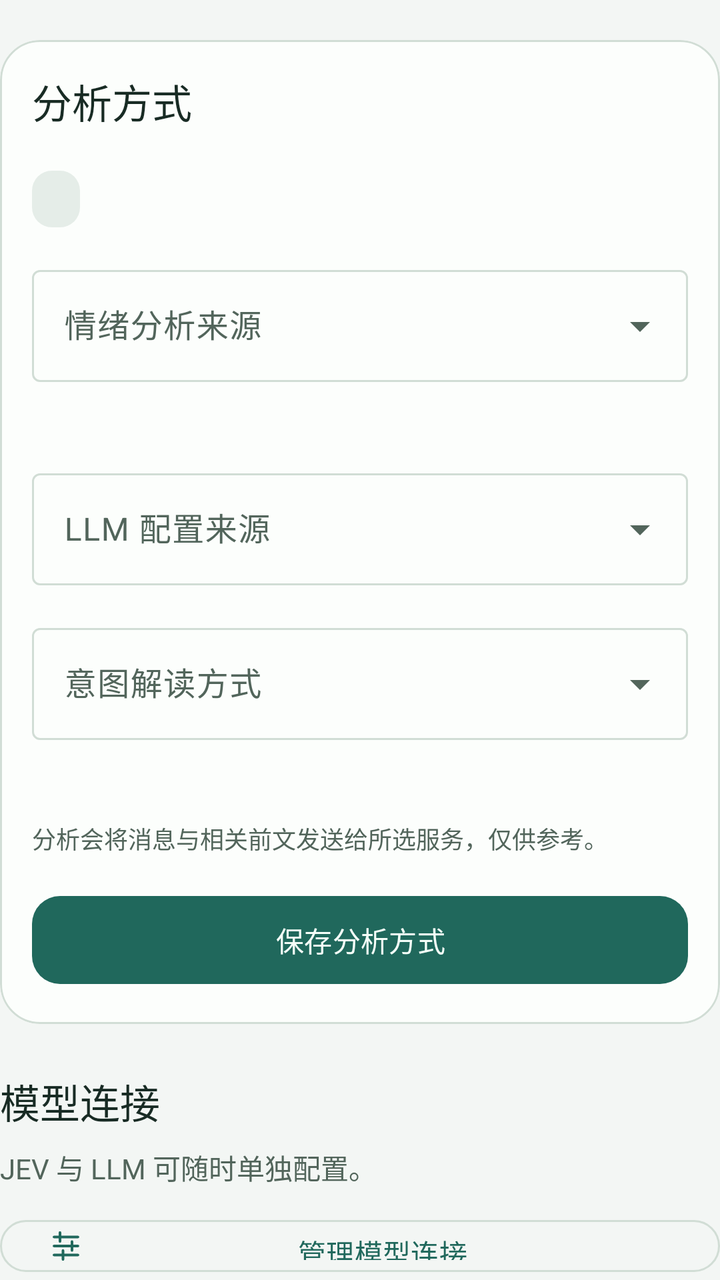
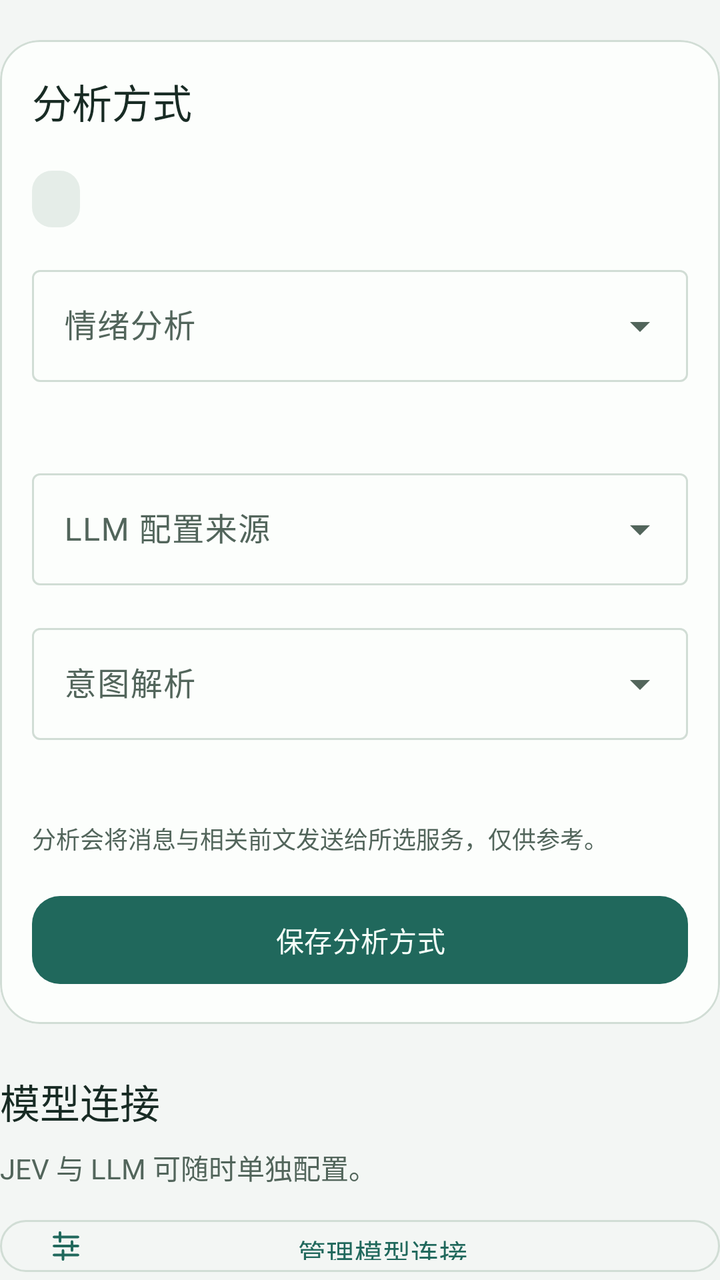

An Android layout rendered at two revisions. The XML below is the earlier revision; the diff shows what the commit changed to produce the second picture.
<!-- AndroidManifest.xml: application theme Theme.WeChatMood -->
<!-- res/layout/intent_settings.xml -->
<?xml version="1.0" encoding="utf-8"?>
<LinearLayout xmlns:android="http://schemas.android.com/apk/res/android" xmlns:app="http://schemas.android.com/apk/res-auto" android:layout_width="match_parent" android:layout_height="wrap_content" android:orientation="vertical">
    <com.google.android.material.card.MaterialCardView style="@style/Yanwai.SettingsCard">
    <LinearLayout android:layout_width="match_parent" android:layout_height="wrap_content" android:orientation="vertical" android:padding="16dp">
    <TextView style="@style/Yanwai.Section" android:layout_marginTop="0dp" android:text="分析方式" />
    <TextView android:id="@+id/intentStatus" style="@style/Yanwai.Badge" android:layout_marginTop="12dp" android:accessibilityLiveRegion="polite" />
    <com.google.android.material.textfield.TextInputLayout android:id="@+id/emotionSourceLayout" style="@style/Widget.Material3.TextInputLayout.OutlinedBox.ExposedDropdownMenu" android:layout_width="match_parent" android:layout_height="wrap_content" android:layout_marginTop="16dp" android:hint="情绪分析来源">
        <com.google.android.material.textfield.MaterialAutoCompleteTextView android:id="@+id/emotionSource" android:layout_width="match_parent" android:layout_height="wrap_content" android:minHeight="56dp" android:inputType="none" android:saveEnabled="false" android:importantForAutofill="no" />
    </com.google.android.material.textfield.TextInputLayout>
    <TextView android:id="@+id/emotionHint" style="@style/Yanwai.Caption" android:layout_marginTop="8dp" />
    <com.google.android.material.textfield.TextInputLayout android:id="@+id/configSourceLayout" style="@style/Widget.Material3.TextInputLayout.OutlinedBox.ExposedDropdownMenu" android:layout_width="match_parent" android:layout_height="wrap_content" android:layout_marginTop="16dp" android:hint="LLM 配置来源">
        <com.google.android.material.textfield.MaterialAutoCompleteTextView android:id="@+id/configSource" android:layout_width="match_parent" android:layout_height="wrap_content" android:minHeight="56dp" android:inputType="none" android:saveEnabled="false" android:importantForAutofill="no" />
    </com.google.android.material.textfield.TextInputLayout>
    <LinearLayout android:id="@+id/reusedConfigPanel" android:layout_width="match_parent" android:layout_height="wrap_content" android:orientation="vertical" android:visibility="gone">
        <TextView android:id="@+id/reusedConfigStatus" style="@style/Yanwai.Badge" android:layout_marginTop="12dp" />
        <com.google.android.material.button.MaterialButton android:id="@+id/editReplyConfig" style="@style/Yanwai.Button.Text" android:text="配置回复模型" />
    </LinearLayout>
    <com.google.android.material.textfield.TextInputLayout android:id="@+id/intentRouteLayout" style="@style/Widget.Material3.TextInputLayout.OutlinedBox.ExposedDropdownMenu" android:layout_width="match_parent" android:layout_height="wrap_content" android:layout_marginTop="16dp" android:hint="意图解读方式">
        <com.google.android.material.textfield.MaterialAutoCompleteTextView android:id="@+id/intentRoute" android:layout_width="match_parent" android:layout_height="wrap_content" android:minHeight="56dp" android:inputType="none" android:saveEnabled="false" android:importantForAutofill="no" />
    </com.google.android.material.textfield.TextInputLayout>
    <TextView android:id="@+id/routeHint" style="@style/Yanwai.Caption" android:layout_marginTop="8dp" />
    <TextView style="@style/Yanwai.Caption" android:layout_marginTop="16dp" android:text="分析会将消息与相关前文发送给所选服务，仅供参考。" />
    <com.google.android.material.button.MaterialButton android:id="@+id/saveIntent" style="@style/Yanwai.Button" android:layout_marginTop="16dp" android:text="保存分析方式" />
    </LinearLayout>
    </com.google.android.material.card.MaterialCardView>
    <TextView style="@style/Yanwai.Section" android:text="模型连接" android:layout_marginTop="24dp" />
    <TextView android:id="@+id/connectionSummary" style="@style/Yanwai.Body" android:text="JEV 与 LLM 可随时单独配置。" />
    <com.google.android.material.button.MaterialButton android:id="@+id/openModelSettings" style="@style/Yanwai.Button.Outline" android:layout_marginTop="12dp" android:text="管理模型连接" app:icon="@drawable/ic_settings" />
</LinearLayout>
<!-- resources referenced by this layout -->
<resources>
  <!-- drawable ic_settings (drawable) -->
  <vector xmlns:android="http://schemas.android.com/apk/res/android" android:width="24dp" android:height="24dp" android:viewportWidth="24" android:viewportHeight="24">
      <path android:pathData="M4,6H20M4,12H20M4,18H20M8,3V9M16,9V15M10,15V21" android:fillColor="@android:color/transparent" android:strokeColor="@color/text_secondary" android:strokeWidth="1.7" android:strokeLineCap="round" android:strokeLineJoin="round" />
  </vector>
  <style name="Yanwai.Body" parent="">
          <item name="android:layout_width">match_parent</item>
          <item name="android:layout_height">wrap_content</item>
          <item name="android:textSize">14sp</item>
          <item name="android:textColor">@color/text_secondary</item>
          <item name="android:lineSpacingExtra">3dp</item>
      </style>
  <style name="Yanwai.Button" parent="Widget.Material3.Button">
          <item name="android:layout_width">match_parent</item>
          <item name="android:layout_height">wrap_content</item>
          <item name="android:minHeight">52dp</item>
          <item name="cornerRadius">14dp</item>
          <item name="android:textSize">14sp</item>
          <item name="android:textAllCaps">false</item>
      </style>
  <style name="Yanwai.Button.Outline" parent="Widget.Material3.Button.OutlinedButton">
          <item name="android:layout_width">match_parent</item>
          <item name="android:layout_height">wrap_content</item>
          <item name="android:minHeight">52dp</item>
          <item name="cornerRadius">14dp</item>
          <item name="android:textAllCaps">false</item>
      </style>
  <style name="Yanwai.Button.Text" parent="Widget.Material3.Button.TextButton">
          <item name="android:layout_width">match_parent</item>
          <item name="android:layout_height">wrap_content</item>
          <item name="android:minHeight">48dp</item>
          <item name="android:textAllCaps">false</item>
      </style>
  <style name="Yanwai.Caption" parent="Yanwai.Body">
          <item name="android:textSize">12sp</item>
      </style>
  <style name="Yanwai.Section" parent="Yanwai.Body">
          <item name="android:textSize">20sp</item>
          <item name="android:fontFamily">sans-serif-medium</item>
          <item name="android:textColor">@color/text_primary</item>
          <item name="android:layout_marginTop">32dp</item>
          <item name="android:layout_marginBottom">8dp</item>
          <item name="android:accessibilityHeading">true</item>
      </style>
  <style name="Yanwai.SettingsCard" parent="Widget.Material3.CardView.Outlined">
          <item name="android:layout_width">match_parent</item><item name="android:layout_height">wrap_content</item>
          <item name="android:layout_marginTop">20dp</item><item name="cardCornerRadius">20dp</item>
          <item name="cardBackgroundColor">@color/panel_surface</item><item name="strokeColor">@color/outline_subtle</item><item name="cardElevation">0dp</item>
      </style>
  <color name="text_secondary">#52655B</color>
  <!-- drawable status_pill (drawable) -->
  <?xml version="1.0" encoding="utf-8"?>
  <shape xmlns:android="http://schemas.android.com/apk/res/android" android:shape="rectangle">
      <solid android:color="@color/status_neutral_bg" />
      <corners android:radius="10dp" />
  </shape>
  <color name="text_primary">#182B24</color>
  <color name="panel_surface">#FCFEFC</color>
  <color name="outline_subtle">#D1DDD5</color>
  <color name="brand_primary">#20685C</color>
  <color name="brand_on_primary">#F5FFF9</color>
  <color name="status_success_bg">#DDEFE5</color>
  <color name="page_background">#F3F6F4</color>
  <color name="status_success">#1B6651</color>
  <color name="status_error">#9B3336</color>
  <color name="status_error_bg">#F8E3E2</color>
  <color name="status_neutral_bg">#E5EDE8</color>
</resources>

<!-- the commit's change to res/layout/intent_settings.xml (unified diff, before → after) -->
@@ -4,7 +4,7 @@
     <LinearLayout android:layout_width="match_parent" android:layout_height="wrap_content" android:orientation="vertical" android:padding="16dp">
     <TextView style="@style/Yanwai.Section" android:layout_marginTop="0dp" android:text="分析方式" />
     <TextView android:id="@+id/intentStatus" style="@style/Yanwai.Badge" android:layout_marginTop="12dp" android:accessibilityLiveRegion="polite" />
-    <com.google.android.material.textfield.TextInputLayout android:id="@+id/emotionSourceLayout" style="@style/Widget.Material3.TextInputLayout.OutlinedBox.ExposedDropdownMenu" android:layout_width="match_parent" android:layout_height="wrap_content" android:layout_marginTop="16dp" android:hint="情绪分析来源">
+    <com.google.android.material.textfield.TextInputLayout android:id="@+id/emotionSourceLayout" style="@style/Widget.Material3.TextInputLayout.OutlinedBox.ExposedDropdownMenu" android:layout_width="match_parent" android:layout_height="wrap_content" android:layout_marginTop="16dp" android:hint="情绪分析">
         <com.google.android.material.textfield.MaterialAutoCompleteTextView android:id="@+id/emotionSource" android:layout_width="match_parent" android:layout_height="wrap_content" android:minHeight="56dp" android:inputType="none" android:saveEnabled="false" android:importantForAutofill="no" />
     </com.google.android.material.textfield.TextInputLayout>
     <TextView android:id="@+id/emotionHint" style="@style/Yanwai.Caption" android:layout_marginTop="8dp" />
@@ -15,7 +15,7 @@
         <TextView android:id="@+id/reusedConfigStatus" style="@style/Yanwai.Badge" android:layout_marginTop="12dp" />
         <com.google.android.material.button.MaterialButton android:id="@+id/editReplyConfig" style="@style/Yanwai.Button.Text" android:text="配置回复模型" />
     </LinearLayout>
-    <com.google.android.material.textfield.TextInputLayout android:id="@+id/intentRouteLayout" style="@style/Widget.Material3.TextInputLayout.OutlinedBox.ExposedDropdownMenu" android:layout_width="match_parent" android:layout_height="wrap_content" android:layout_marginTop="16dp" android:hint="意图解读方式">
+    <com.google.android.material.textfield.TextInputLayout android:id="@+id/intentRouteLayout" style="@style/Widget.Material3.TextInputLayout.OutlinedBox.ExposedDropdownMenu" android:layout_width="match_parent" android:layout_height="wrap_content" android:layout_marginTop="16dp" android:hint="意图解析">
         <com.google.android.material.textfield.MaterialAutoCompleteTextView android:id="@+id/intentRoute" android:layout_width="match_parent" android:layout_height="wrap_content" android:minHeight="56dp" android:inputType="none" android:saveEnabled="false" android:importantForAutofill="no" />
     </com.google.android.material.textfield.TextInputLayout>
     <TextView android:id="@+id/routeHint" style="@style/Yanwai.Caption" android:layout_marginTop="8dp" />
